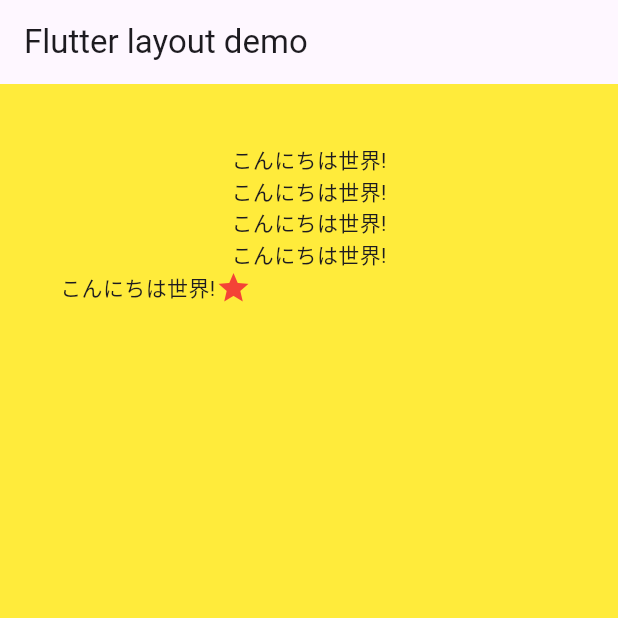
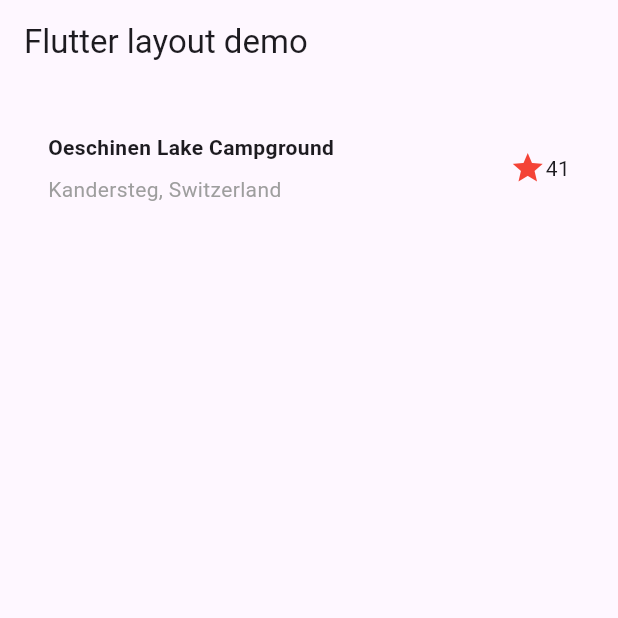
Before and after one commit to tsuruobiz/flutter_tutorial, a Flutter app: the screen it shows after launch, on a phone screen of 412 x 824 dp, the top half of it. Run offline on Flutter 3.47's test engine with Material 3 defaults, Android fonts, the phone set to English and light mode, and no system bars.

Commit message:
Step 2: Implement the title row

```diff
--- a/lib/main.dart
+++ b/lib/main.dart
@@ -9,30 +9,53 @@ class MainApp extends StatelessWidget {
 
   @override
   Widget build(BuildContext context) {
+    Widget titleSection = Container(
+      padding: const EdgeInsets.all(32),
+      child: Row(
+        children: [
+          Expanded(
+            /*1*/
+            child: Column(
+              crossAxisAlignment: CrossAxisAlignment.start,
+              children: [
+                /*2*/
+                Container(
+                  padding: const EdgeInsets.only(bottom: 8),
+                  child: const Text(
+                    'Oeschinen Lake Campground',
+                    style: TextStyle(
+                      fontWeight: FontWeight.bold,
+                    ),
+                  ),
+                ),
+                Text(
+                  'Kandersteg, Switzerland',
+                  style: TextStyle(
+                    color: Colors.grey[500],
+                  ),
+                ),
+              ],
+            ),
+          ),
+          /*3*/
+          Icon(
+            Icons.star,
+            color: Colors.red[500],
+          ),
+          const Text('41'),
+        ],
+      ),
+    );
+
     return MaterialApp(
       home: Scaffold(
         appBar: AppBar(
           title: const Text('Flutter layout demo'),
         ),
-        body: Center(
-          child: Container(
-            padding: const EdgeInsets.all(40),
-            color: Colors.yellow,
-            child: const Column(
-              children: [
-                Text('こんにちは世界!'),
-                Text('こんにちは世界!'),
-                Text('こんにちは世界!'),
-                Text('こんにちは世界!'),
-                Row(
-                  children: [
-                    Text('こんにちは世界!'),
-                    Icon(Icons.star, color: Colors.red),
-                  ],
-                ),
-              ],
-            ),
-          ),
+        body: Column(
+          children: [
+            titleSection,
+          ],
         ),
       ),
     );
```
